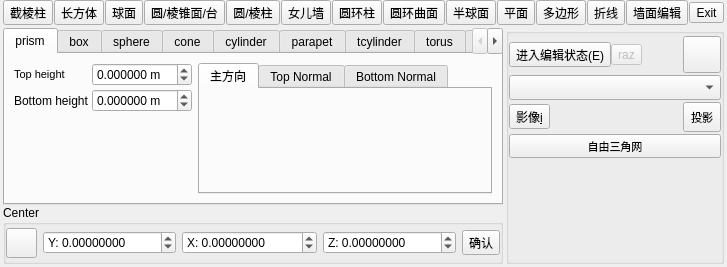
Above: qCC/ui_templates/bdr3DGeometryEditPanel.ui from StOriJimmy/CloudCompare before the change. Below: the same form after it.
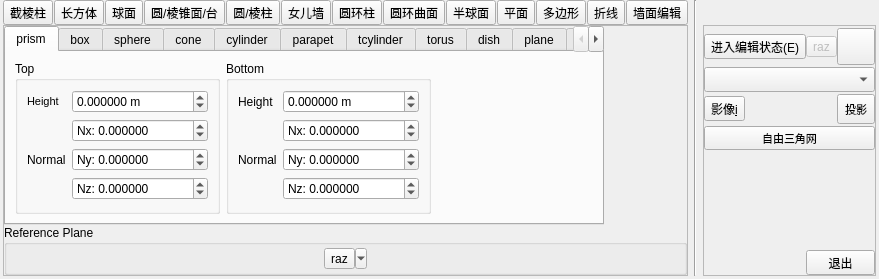
That is the form after the change. Icons and pictures are not drawn.

```diff
--- a/qCC/ui_templates/bdr3DGeometryEditPanel.ui
+++ b/qCC/ui_templates/bdr3DGeometryEditPanel.ui
@@ -6,8 +6,8 @@
    <rect>
     <x>0</x>
     <y>0</y>
-    <width>617</width>
-    <height>255</height>
+    <width>630</width>
+    <height>270</height>
    </rect>
   </property>
   <property name="sizePolicy">
@@ -22,10 +22,7 @@
   <property name="windowTitle">
    <string>3D Primitives</string>
   </property>
-  <layout class="QVBoxLayout" name="verticalLayout_2">
-   <property name="spacing">
-    <number>3</number>
-   </property>
+  <layout class="QGridLayout" name="gridLayout_11">
    <property name="leftMargin">
     <number>3</number>
    </property>
@@ -38,7 +35,10 @@
    <property name="bottomMargin">
     <number>3</number>
    </property>
-   <item>
+   <property name="verticalSpacing">
+    <number>0</number>
+   </property>
+   <item row="0" column="0">
     <layout class="QHBoxLayout" name="horizontalLayout">
      <property name="spacing">
       <number>1</number>
@@ -469,33 +469,29 @@
       </widget>
      </item>
      <item>
-      <widget class="QToolButton" name="exitButton">
-       <property name="toolTip">
-        <string>退出 (F4)</string>
+      <spacer name="horizontalSpacer_7">
+       <property name="orientation">
+        <enum>Qt::Horizontal</enum>
        </property>
-       <property name="statusTip">
-        <string>exit</string>
+       <property name="sizeType">
+        <enum>QSizePolicy::Preferred</enum>
        </property>
-       <property name="text">
-        <string>Exit</string>
-       </property>
-       <property name="icon">
-        <iconset resource="../icones.qrc">
-         <normaloff>:/CC/Stocker/images/stocker/signout.png</normaloff>:/CC/Stocker/images/stocker/signout.png</iconset>
-       </property>
-       <property name="iconSize">
+       <property name="sizeHint" stdset="0">
         <size>
-         <width>30</width>
-         <height>30</height>
+         <width>0</width>
+         <height>20</height>
         </size>
        </property>
-      </widget>
+      </spacer>
      </item>
      <item>
       <spacer name="horizontalSpacer">
        <property name="orientation">
         <enum>Qt::Horizontal</enum>
        </property>
+       <property name="sizeType">
+        <enum>QSizePolicy::Fixed</enum>
+       </property>
        <property name="sizeHint" stdset="0">
         <size>
          <width>0</width>
@@ -506,167 +502,28 @@
      </item>
     </layout>
    </item>
-   <item>
-    <layout class="QGridLayout" name="gridLayout_4">
-     <property name="verticalSpacing">
-      <number>0</number>
+   <item row="0" column="2" rowspan="2">
+    <widget class="Line" name="line">
+     <property name="orientation">
+      <enum>Qt::Vertical</enum>
      </property>
-     <item row="1" column="0">
-      <widget class="QGroupBox" name="centerGroupBox">
-       <property name="sizePolicy">
-        <sizepolicy hsizetype="Ignored" vsizetype="Preferred">
-         <horstretch>0</horstretch>
-         <verstretch>0</verstretch>
-        </sizepolicy>
-       </property>
-       <property name="title">
-        <string>Center</string>
-       </property>
-       <property name="flat">
-        <bool>true</bool>
-       </property>
-       <layout class="QHBoxLayout" name="horizontalLayout_3">
-        <property name="leftMargin">
-         <number>0</number>
-        </property>
-        <property name="topMargin">
-         <number>3</number>
-        </property>
-        <property name="rightMargin">
-         <number>0</number>
-        </property>
-        <property name="bottomMargin">
-         <number>3</number>
-        </property>
-        <item>
-         <widget class="QToolButton" name="pickCenterToolButton">
-          <property name="toolTip">
-           <string>选择中心点 (再次点击或按Esc退出)</string>
-          </property>
-          <property name="icon">
-           <iconset resource="../icones.qrc">
-            <normaloff>:/CC/Stocker/images/stocker/crosshairs.png</normaloff>:/CC/Stocker/images/stocker/crosshairs.png</iconset>
-          </property>
-          <property name="iconSize">
-           <size>
-            <width>23</width>
-            <height>23</height>
-           </size>
-          </property>
-          <property name="checkable">
-           <bool>true</bool>
-          </property>
-         </widget>
-        </item>
-        <item>
-         <widget class="QDoubleSpinBox" name="cyAxisDoubleSpinBox">
+    </widget>
+   </item>
+   <item row="1" column="3">
+    <widget class="QFrame" name="frame">
           <property name="sizePolicy">
-           <sizepolicy hsizetype="Minimum" vsizetype="Fixed">
+      <sizepolicy hsizetype="Fixed" vsizetype="Preferred">
             <horstretch>0</horstretch>
             <verstretch>0</verstretch>
            </sizepolicy>
           </property>
-          <property name="minimumSize">
-           <size>
-            <width>90</width>
-            <height>0</height>
-           </size>
-          </property>
-          <property name="prefix">
-           <string notr="true">Y: </string>
-          </property>
-          <property name="suffix">
-           <string/>
-          </property>
-          <property name="decimals">
-           <number>8</number>
-          </property>
-          <property name="minimum">
-           <double>-1000000000.000000000000000</double>
-          </property>
-          <property name="maximum">
-           <double>1000000000.000000000000000</double>
-          </property>
-         </widget>
-        </item>
-        <item>
-         <widget class="QDoubleSpinBox" name="cxAxisDoubleSpinBox">
-          <property name="sizePolicy">
-           <sizepolicy hsizetype="Minimum" vsizetype="Fixed">
-            <horstretch>0</horstretch>
-            <verstretch>0</verstretch>
-           </sizepolicy>
-          </property>
-          <property name="minimumSize">
-           <size>
-            <width>90</width>
-            <height>0</height>
-           </size>
-          </property>
-          <property name="prefix">
-           <string notr="true">X: </string>
-          </property>
-          <property name="suffix">
-           <string/>
-          </property>
-          <property name="decimals">
-           <number>8</number>
-          </property>
-          <property name="minimum">
-           <double>-1000000000.000000000000000</double>
-          </property>
-          <property name="maximum">
-           <double>1000000000.000000000000000</double>
-          </property>
-         </widget>
-        </item>
-        <item>
-         <widget class="QDoubleSpinBox" name="czAxisDoubleSpinBox">
-          <property name="sizePolicy">
-           <sizepolicy hsizetype="Minimum" vsizetype="Fixed">
-            <horstretch>0</horstretch>
-            <verstretch>0</verstretch>
-           </sizepolicy>
-          </property>
-          <property name="minimumSize">
-           <size>
-            <width>90</width>
-            <height>0</height>
-           </size>
-          </property>
-          <property name="prefix">
-           <string notr="true">Z: </string>
-          </property>
-          <property name="decimals">
-           <number>8</number>
-          </property>
-          <property name="minimum">
-           <double>-1000000000.000000000000000</double>
-          </property>
-          <property name="maximum">
-           <double>1000000000.000000000000000</double>
-          </property>
-         </widget>
-        </item>
-        <item>
-         <widget class="QToolButton" name="toolButton">
-          <property name="text">
-           <string>确认</string>
-          </property>
-         </widget>
-        </item>
-       </layout>
-      </widget>
-     </item>
-     <item row="0" column="1" rowspan="2">
-      <widget class="QGroupBox" name="groupBox">
-       <property name="title">
-        <string/>
-       </property>
-       <property name="flat">
-        <bool>true</bool>
-       </property>
-       <layout class="QGridLayout" name="gridLayout_3">
+     <property name="frameShape">
+      <enum>QFrame::StyledPanel</enum>
+     </property>
+     <property name="frameShadow">
+      <enum>QFrame::Raised</enum>
+     </property>
+     <layout class="QGridLayout" name="gridLayout_12">
         <property name="leftMargin">
          <number>0</number>
         </property>
@@ -685,91 +542,20 @@
         <property name="verticalSpacing">
          <number>2</number>
         </property>
-        <item row="0" column="4">
-         <widget class="QToolButton" name="confirmToolButton">
-          <property name="font">
-           <font>
-            <pointsize>8</pointsize>
-           </font>
-          </property>
-          <property name="toolTip">
-           <string>确认 (Enter)</string>
-          </property>
-          <property name="text">
-           <string/>
-          </property>
-          <property name="icon">
-           <iconset resource="../icones.qrc">
-            <normaloff>:/CC/Stocker/images/stocker/checksolid.png</normaloff>:/CC/Stocker/images/stocker/checksolid.png</iconset>
-          </property>
-          <property name="iconSize">
+      <item row="4" column="0" colspan="3">
+       <spacer name="verticalSpacer">
+        <property name="orientation">
+         <enum>Qt::Vertical</enum>
+        </property>
+        <property name="sizeHint" stdset="0">
            <size>
-            <width>30</width>
-            <height>30</height>
-           </size>
-          </property>
-          <property name="checkable">
-           <bool>false</bool>
-          </property>
-          <property name="toolButtonStyle">
-           <enum>Qt::ToolButtonIconOnly</enum>
-          </property>
-         </widget>
-        </item>
-        <item row="0" column="1">
-         <widget class="QToolButton" name="razButton">
-          <property name="enabled">
-           <bool>false</bool>
-          </property>
-          <property name="toolTip">
-           <string>清除操作</string>
-          </property>
-          <property name="statusTip">
-           <string>Clear</string>
-          </property>
-          <property name="text">
-           <string>raz</string>
-          </property>
-          <property name="icon">
-           <iconset resource="../icones.qrc">
-            <normaloff>:/CC/Stocker/images/stocker/undo.png</normaloff>
-            <disabledoff>:/CC/Stocker/images/stocker/undo_dis.png</disabledoff>:/CC/Stocker/images/stocker/undo.png</iconset>
-          </property>
-          <property name="iconSize">
-           <size>
-            <width>30</width>
-            <height>30</height>
-           </size>
-          </property>
-         </widget>
-        </item>
-        <item row="0" column="0">
-         <widget class="QToolButton" name="editToolButton">
-          <property name="toolTip">
-           <string>进入编辑状态 (E)</string>
-          </property>
-          <property name="text">
-           <string>进入编辑状态(E)</string>
-          </property>
-          <property name="icon">
-           <iconset resource="../icones.qrc">
-            <normaloff>:/CC/Stocker/images/stocker/play.png</normaloff>:/CC/Stocker/images/stocker/play.png</iconset>
-          </property>
-          <property name="iconSize">
-           <size>
-            <width>29</width>
-            <height>30</height>
-           </size>
-          </property>
-          <property name="checkable">
-           <bool>true</bool>
-          </property>
-          <property name="toolButtonStyle">
-           <enum>Qt::ToolButtonIconOnly</enum>
-          </property>
-         </widget>
-        </item>
-        <item row="1" column="0" colspan="5">
+          <width>20</width>
+          <height>40</height>
+         </size>
+        </property>
+       </spacer>
+      </item>
+      <item row="1" column="0" colspan="3">
          <widget class="QComboBox" name="typeComboBox">
           <property name="minimumSize">
            <size>
@@ -800,41 +586,7 @@
           </property>
          </widget>
         </item>
-        <item row="4" column="0" colspan="5">
-         <widget class="QToolButton" name="freeMeshToolButton">
-          <property name="sizePolicy">
-           <sizepolicy hsizetype="Preferred" vsizetype="Fixed">
-            <horstretch>0</horstretch>
-            <verstretch>0</verstretch>
-           </sizepolicy>
-          </property>
-          <property name="font">
-           <font>
-            <pointsize>8</pointsize>
-           </font>
-          </property>
-          <property name="toolTip">
-           <string>转为自由三角网</string>
-          </property>
-          <property name="text">
-           <string>自由三角网</string>
-          </property>
-          <property name="icon">
-           <iconset resource="../icones.qrc">
-            <normaloff>:/CC/Stocker/images/stocker/freemesh.png</normaloff>:/CC/Stocker/images/stocker/freemesh.png</iconset>
-          </property>
-          <property name="iconSize">
-           <size>
-            <width>30</width>
-            <height>30</height>
-           </size>
-          </property>
-          <property name="toolButtonStyle">
-           <enum>Qt::ToolButtonTextBesideIcon</enum>
-          </property>
-         </widget>
-        </item>
-        <item row="2" column="4">
+      <item row="2" column="2">
          <widget class="QToolButton" name="projectToImageToolButton">
           <property name="sizePolicy">
            <sizepolicy hsizetype="Preferred" vsizetype="Fixed">
@@ -874,20 +626,7 @@
           </property>
          </widget>
         </item>
-        <item row="5" column="0" colspan="5">
-         <spacer name="verticalSpacer_2">
-          <property name="orientation">
-           <enum>Qt::Vertical</enum>
-          </property>
-          <property name="sizeHint" stdset="0">
-           <size>
-            <width>20</width>
-            <height>40</height>
-           </size>
-          </property>
-         </spacer>
-        </item>
-        <item row="2" column="0" colspan="4">
+      <item row="2" column="0" colspan="2">
          <widget class="QToolButton" name="showBeshImageToolButton">
           <property name="toolTip">
            <string>&lt;html&gt;&lt;head/&gt;&lt;body&gt;&lt;p&gt;显示最佳视角影像(i)&lt;/p&gt;&lt;/body&gt;&lt;/html&gt;</string>
@@ -913,10 +652,190 @@
           </property>
          </widget>
         </item>
-       </layout>
+      <item row="3" column="0" colspan="3">
+       <widget class="QToolButton" name="freeMeshToolButton">
+        <property name="sizePolicy">
+         <sizepolicy hsizetype="Preferred" vsizetype="Fixed">
+          <horstretch>0</horstretch>
+          <verstretch>0</verstretch>
+         </sizepolicy>
+        </property>
+        <property name="font">
+         <font>
+          <pointsize>8</pointsize>
+         </font>
+        </property>
+        <property name="toolTip">
+         <string>转为自由三角网</string>
+        </property>
+        <property name="text">
+         <string>自由三角网</string>
+        </property>
+        <property name="icon">
+         <iconset resource="../icones.qrc">
+          <normaloff>:/CC/Stocker/images/stocker/freemesh.png</normaloff>:/CC/Stocker/images/stocker/freemesh.png</iconset>
+        </property>
+        <property name="iconSize">
+         <size>
+          <width>30</width>
+          <height>30</height>
+         </size>
+        </property>
+        <property name="toolButtonStyle">
+         <enum>Qt::ToolButtonTextBesideIcon</enum>
+        </property>
       </widget>
      </item>
      <item row="0" column="0">
+       <widget class="QToolButton" name="editToolButton">
+        <property name="toolTip">
+         <string>进入编辑状态 (E)</string>
+        </property>
+        <property name="text">
+         <string>进入编辑状态(E)</string>
+        </property>
+        <property name="icon">
+         <iconset resource="../icones.qrc">
+          <normaloff>:/CC/Stocker/images/stocker/play.png</normaloff>:/CC/Stocker/images/stocker/play.png</iconset>
+        </property>
+        <property name="iconSize">
+         <size>
+          <width>29</width>
+          <height>30</height>
+         </size>
+        </property>
+        <property name="checkable">
+         <bool>true</bool>
+        </property>
+        <property name="toolButtonStyle">
+         <enum>Qt::ToolButtonIconOnly</enum>
+        </property>
+       </widget>
+      </item>
+      <item row="0" column="1">
+       <widget class="QToolButton" name="razButton">
+        <property name="enabled">
+         <bool>false</bool>
+        </property>
+        <property name="toolTip">
+         <string>清除操作</string>
+        </property>
+        <property name="statusTip">
+         <string>Clear</string>
+        </property>
+        <property name="text">
+         <string>raz</string>
+        </property>
+        <property name="icon">
+         <iconset resource="../icones.qrc">
+          <normaloff>:/CC/Stocker/images/stocker/undo.png</normaloff>
+          <disabledoff>:/CC/Stocker/images/stocker/undo_dis.png</disabledoff>:/CC/Stocker/images/stocker/undo.png</iconset>
+        </property>
+        <property name="iconSize">
+         <size>
+          <width>30</width>
+          <height>30</height>
+         </size>
+        </property>
+       </widget>
+      </item>
+      <item row="0" column="2">
+       <widget class="QToolButton" name="confirmToolButton">
+        <property name="font">
+         <font>
+          <pointsize>8</pointsize>
+         </font>
+        </property>
+        <property name="toolTip">
+         <string>确认 (Enter)</string>
+        </property>
+        <property name="text">
+         <string/>
+        </property>
+        <property name="icon">
+         <iconset resource="../icones.qrc">
+          <normaloff>:/CC/Stocker/images/stocker/checksolid.png</normaloff>:/CC/Stocker/images/stocker/checksolid.png</iconset>
+        </property>
+        <property name="iconSize">
+         <size>
+          <width>30</width>
+          <height>30</height>
+         </size>
+        </property>
+        <property name="checkable">
+         <bool>false</bool>
+        </property>
+        <property name="toolButtonStyle">
+         <enum>Qt::ToolButtonIconOnly</enum>
+        </property>
+       </widget>
+      </item>
+      <item row="5" column="1" colspan="2">
+       <widget class="QToolButton" name="exitButton">
+        <property name="sizePolicy">
+         <sizepolicy hsizetype="Minimum" vsizetype="Fixed">
+          <horstretch>0</horstretch>
+          <verstretch>0</verstretch>
+         </sizepolicy>
+        </property>
+        <property name="toolTip">
+         <string>退出 (F4)</string>
+        </property>
+        <property name="statusTip">
+         <string>exit</string>
+        </property>
+        <property name="text">
+         <string>退出</string>
+        </property>
+        <property name="icon">
+         <iconset resource="../icones.qrc">
+          <normaloff>:/CC/Stocker/images/stocker/signout.png</normaloff>:/CC/Stocker/images/stocker/signout.png</iconset>
+        </property>
+        <property name="iconSize">
+         <size>
+          <width>30</width>
+          <height>30</height>
+         </size>
+        </property>
+        <property name="toolButtonStyle">
+         <enum>Qt::ToolButtonTextBesideIcon</enum>
+        </property>
+       </widget>
+      </item>
+     </layout>
+    </widget>
+   </item>
+   <item row="1" column="0">
+    <widget class="QFrame" name="frame_2">
+     <property name="sizePolicy">
+      <sizepolicy hsizetype="Preferred" vsizetype="Preferred">
+       <horstretch>0</horstretch>
+       <verstretch>0</verstretch>
+      </sizepolicy>
+     </property>
+     <property name="frameShape">
+      <enum>QFrame::StyledPanel</enum>
+     </property>
+     <property name="frameShadow">
+      <enum>QFrame::Raised</enum>
+     </property>
+     <layout class="QVBoxLayout" name="verticalLayout">
+      <property name="spacing">
+       <number>0</number>
+      </property>
+      <property name="leftMargin">
+       <number>0</number>
+      </property>
+      <property name="topMargin">
+       <number>0</number>
+      </property>
+      <property name="rightMargin">
+       <number>0</number>
+      </property>
+      <property name="bottomMargin">
+       <number>0</number>
+      </property>
+      <item>
       <widget class="QTabWidget" name="geometryTabWidget">
        <property name="sizePolicy">
         <sizepolicy hsizetype="Expanding" vsizetype="Expanding">
@@ -926,7 +845,7 @@
        </property>
        <property name="maximumSize">
         <size>
-         <width>500</width>
+          <width>600</width>
          <height>16777215</height>
         </size>
        </property>
@@ -957,13 +876,11 @@
         </attribute>
         <layout class="QGridLayout" name="gridLayout_5">
          <item row="0" column="0">
-          <layout class="QFormLayout" name="formLayout">
-           <property name="horizontalSpacing">
-            <number>3</number>
-           </property>
-           <property name="verticalSpacing">
-            <number>3</number>
-           </property>
+           <widget class="QGroupBox" name="groupBox">
+            <property name="title">
+             <string>Top</string>
+            </property>
+            <layout class="QGridLayout" name="gridLayout_3">
            <item row="0" column="0">
             <widget class="QLabel" name="label">
              <property name="font">
@@ -972,18 +889,40 @@
               </font>
              </property>
              <property name="text">
-              <string>Top height</string>
+                <string>Height</string>
+               </property>
+              </widget>
+             </item>
+             <item row="1" column="1">
+              <widget class="QDoubleSpinBox" name="nxDoubleSpinBox_2">
+               <property name="sizePolicy">
+                <sizepolicy hsizetype="Minimum" vsizetype="Fixed">
+                 <horstretch>0</horstretch>
+                 <verstretch>0</verstretch>
+                </sizepolicy>
+               </property>
+               <property name="minimumSize">
+                <size>
+                 <width>100</width>
+                 <height>0</height>
+                </size>
+               </property>
+               <property name="prefix">
+                <string notr="true">Nx: </string>
+               </property>
+               <property name="decimals">
+                <number>6</number>
+               </property>
+               <property name="minimum">
+                <double>-1000000.000000000000000</double>
+               </property>
+               <property name="maximum">
+                <double>1000000.000000000000000</double>
              </property>
             </widget>
            </item>
            <item row="0" column="1">
             <widget class="QDoubleSpinBox" name="blockTopDoubleSpinBox">
-             <property name="maximumSize">
-              <size>
-               <width>100</width>
-               <height>16777215</height>
-              </size>
-             </property>
              <property name="toolTip">
               <string>顶面高度</string>
              </property>
@@ -1004,21 +943,131 @@
              </property>
             </widget>
            </item>
-           <item row="1" column="0">
+             <item row="2" column="1">
+              <widget class="QDoubleSpinBox" name="nyDoubleSpinBox_2">
+               <property name="minimumSize">
+                <size>
+                 <width>100</width>
+                 <height>0</height>
+                </size>
+               </property>
+               <property name="prefix">
+                <string notr="true">Ny: </string>
+               </property>
+               <property name="decimals">
+                <number>6</number>
+               </property>
+               <property name="minimum">
+                <double>-1000000.000000000000000</double>
+               </property>
+               <property name="maximum">
+                <double>1000000.000000000000000</double>
+               </property>
+              </widget>
+             </item>
+             <item row="3" column="1">
+              <widget class="QDoubleSpinBox" name="nzDoubleSpinBox_2">
+               <property name="minimumSize">
+                <size>
+                 <width>100</width>
+                 <height>0</height>
+                </size>
+               </property>
+               <property name="prefix">
+                <string notr="true">Nz: </string>
+               </property>
+               <property name="decimals">
+                <number>6</number>
+               </property>
+               <property name="minimum">
+                <double>-1000000.000000000000000</double>
+               </property>
+               <property name="maximum">
+                <double>1000000.000000000000000</double>
+               </property>
+              </widget>
+             </item>
+             <item row="2" column="0">
+              <widget class="QLabel" name="label_25">
+               <property name="sizePolicy">
+                <sizepolicy hsizetype="Fixed" vsizetype="Preferred">
+                 <horstretch>0</horstretch>
+                 <verstretch>0</verstretch>
+                </sizepolicy>
+               </property>
+               <property name="text">
+                <string>Normal</string>
+               </property>
+              </widget>
+             </item>
+            </layout>
+           </widget>
+          </item>
+          <item row="0" column="1">
+           <widget class="QGroupBox" name="groupBox_2">
+            <property name="title">
+             <string>Bottom</string>
+            </property>
+            <layout class="QGridLayout" name="gridLayout_4">
+             <item row="0" column="0">
             <widget class="QLabel" name="label_2">
              <property name="text">
-              <string>Bottom height</string>
+                <string>Height</string>
+               </property>
+              </widget>
+             </item>
+             <item row="2" column="1">
+              <widget class="QDoubleSpinBox" name="nyDoubleSpinBox">
+               <property name="minimumSize">
+                <size>
+                 <width>100</width>
+                 <height>0</height>
+                </size>
+               </property>
+               <property name="prefix">
+                <string notr="true">Ny: </string>
+               </property>
+               <property name="decimals">
+                <number>6</number>
+               </property>
+               <property name="minimum">
+                <double>-1000000.000000000000000</double>
+               </property>
+               <property name="maximum">
+                <double>1000000.000000000000000</double>
              </property>
             </widget>
            </item>
            <item row="1" column="1">
+              <widget class="QDoubleSpinBox" name="nxDoubleSpinBox">
+               <property name="sizePolicy">
+                <sizepolicy hsizetype="Minimum" vsizetype="Fixed">
+                 <horstretch>0</horstretch>
+                 <verstretch>0</verstretch>
+                </sizepolicy>
+               </property>
+               <property name="minimumSize">
+                <size>
+                 <width>100</width>
+                 <height>0</height>
+                </size>
+               </property>
+               <property name="prefix">
+                <string notr="true">Nx: </string>
+               </property>
+               <property name="decimals">
+                <number>6</number>
+               </property>
+               <property name="minimum">
+                <double>-1000000.000000000000000</double>
+               </property>
+               <property name="maximum">
+                <double>1000000.000000000000000</double>
+               </property>
+              </widget>
+             </item>
+             <item row="0" column="1">
             <widget class="QDoubleSpinBox" name="blockBottomDoubleSpinBox">
-             <property name="maximumSize">
-              <size>
-               <width>100</width>
-               <height>16777215</height>
-              </size>
-             </property>
              <property name="toolTip">
               <string>底面高度</string>
              </property>
@@ -1039,52 +1088,56 @@
              </property>
             </widget>
            </item>
-          </layout>
-         </item>
-         <item row="0" column="1">
-          <widget class="QTabWidget" name="blockNormalTabWidget">
-           <property name="currentIndex">
-            <number>0</number>
-           </property>
-           <widget class="QWidget" name="tab_main">
-            <attribute name="title">
-             <string>主方向</string>
-            </attribute>
-            <layout class="QHBoxLayout" name="horizontalLayout_7">
-             <item>
-              <layout class="QHBoxLayout" name="mainNormalHorizontalLayout">
-               <property name="spacing">
-                <number>0</number>
+             <item row="3" column="1">
+              <widget class="QDoubleSpinBox" name="nzDoubleSpinBox">
+               <property name="minimumSize">
+                <size>
+                 <width>100</width>
+                 <height>0</height>
+                </size>
+               </property>
+               <property name="prefix">
+                <string notr="true">Nz: </string>
                </property>
-              </layout>
-             </item>
-            </layout>
-           </widget>
-           <widget class="QWidget" name="tab_2">
-            <attribute name="title">
-             <string>Top Normal</string>
-            </attribute>
-            <layout class="QHBoxLayout" name="horizontalLayout_8">
-             <item>
-              <layout class="QHBoxLayout" name="topNormalHorizontalLayout"/>
+               <property name="decimals">
+                <number>6</number>
+               </property>
+               <property name="minimum">
+                <double>-1000000.000000000000000</double>
+               </property>
+               <property name="maximum">
+                <double>1000000.000000000000000</double>
+               </property>
+              </widget>
              </item>
-            </layout>
-           </widget>
-           <widget class="QWidget" name="tab_3">
-            <attribute name="title">
-             <string>Bottom Normal</string>
-            </attribute>
-            <layout class="QHBoxLayout" name="horizontalLayout_9">
-             <item>
-              <layout class="QHBoxLayout" name="bottomNormalHorizontalLayout">
-               <property name="spacing">
-                <number>0</number>
+             <item row="2" column="0">
+              <widget class="QLabel" name="label_17">
+               <property name="sizePolicy">
+                <sizepolicy hsizetype="Fixed" vsizetype="Preferred">
+                 <horstretch>0</horstretch>
+                 <verstretch>0</verstretch>
+                </sizepolicy>
                </property>
-              </layout>
+               <property name="text">
+                <string>Normal</string>
+               </property>
+              </widget>
              </item>
             </layout>
            </widget>
-          </widget>
+          </item>
+          <item row="0" column="2">
+           <spacer name="horizontalSpacer_9">
+            <property name="orientation">
+             <enum>Qt::Horizontal</enum>
+            </property>
+            <property name="sizeHint" stdset="0">
+             <size>
+              <width>40</width>
+              <height>20</height>
+             </size>
+            </property>
+           </spacer>
          </item>
         </layout>
        </widget>
@@ -1908,9 +1961,84 @@
        </widget>
       </widget>
      </item>
-    </layout>
-   </item>
-  </layout>
+      <item>
+       <widget class="QGroupBox" name="referencePlaneGroupBox">
+        <property name="sizePolicy">
+         <sizepolicy hsizetype="Ignored" vsizetype="Preferred">
+          <horstretch>0</horstretch>
+          <verstretch>0</verstretch>
+         </sizepolicy>
+        </property>
+        <property name="title">
+         <string>Reference Plane</string>
+        </property>
+        <property name="flat">
+         <bool>true</bool>
+        </property>
+        <layout class="QHBoxLayout" name="horizontalLayout_3">
+         <property name="spacing">
+          <number>3</number>
+         </property>
+         <property name="leftMargin">
+          <number>0</number>
+         </property>
+         <property name="topMargin">
+          <number>3</number>
+         </property>
+         <property name="rightMargin">
+          <number>0</number>
+         </property>
+         <property name="bottomMargin">
+          <number>3</number>
+         </property>
+         <item>
+          <layout class="QHBoxLayout" name="refPlaneHorizontalLayout"/>
+         </item>
+         <item>
+          <widget class="QToolButton" name="refPlaneResetButton">
+           <property name="enabled">
+            <bool>true</bool>
+           </property>
+           <property name="toolTip">
+            <string>重置</string>
+           </property>
+           <property name="statusTip">
+            <string>reset</string>
+           </property>
+           <property name="text">
+            <string>raz</string>
+           </property>
+           <property name="icon">
+            <iconset resource="../icones.qrc">
+             <normaloff>:/CC/Stocker/images/stocker/undo.png</normaloff>
+             <disabledoff>:/CC/Stocker/images/stocker/undo_dis.png</disabledoff>:/CC/Stocker/images/stocker/undo.png</iconset>
+           </property>
+           <property name="iconSize">
+            <size>
+             <width>26</width>
+             <height>26</height>
+            </size>
+           </property>
+           <property name="popupMode">
+            <enum>QToolButton::MenuButtonPopup</enum>
+           </property>
+          </widget>
+         </item>
+        </layout>
+       </widget>
+      </item>
+     </layout>
+    </widget>
+   </item>
+  </layout>
+  <action name="actionSetDefaultPlane">
+   <property name="text">
+    <string>设为默认参考面</string>
+   </property>
+   <property name="toolTip">
+    <string>设为默认参考面</string>
+   </property>
+  </action>
  </widget>
  <resources>
   <include location="../icones.qrc"/>
```
Left out of the diff: 314 changed lines with no effect on the pictures. Lines whose indentation alone changed are shown as unchanged.
